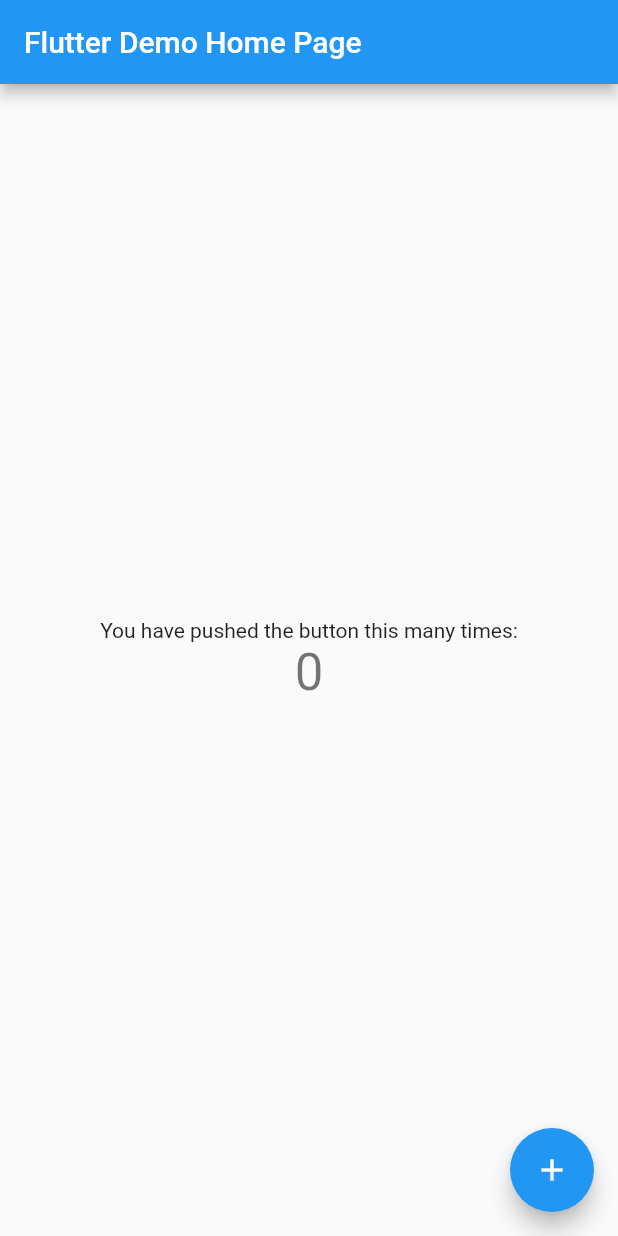
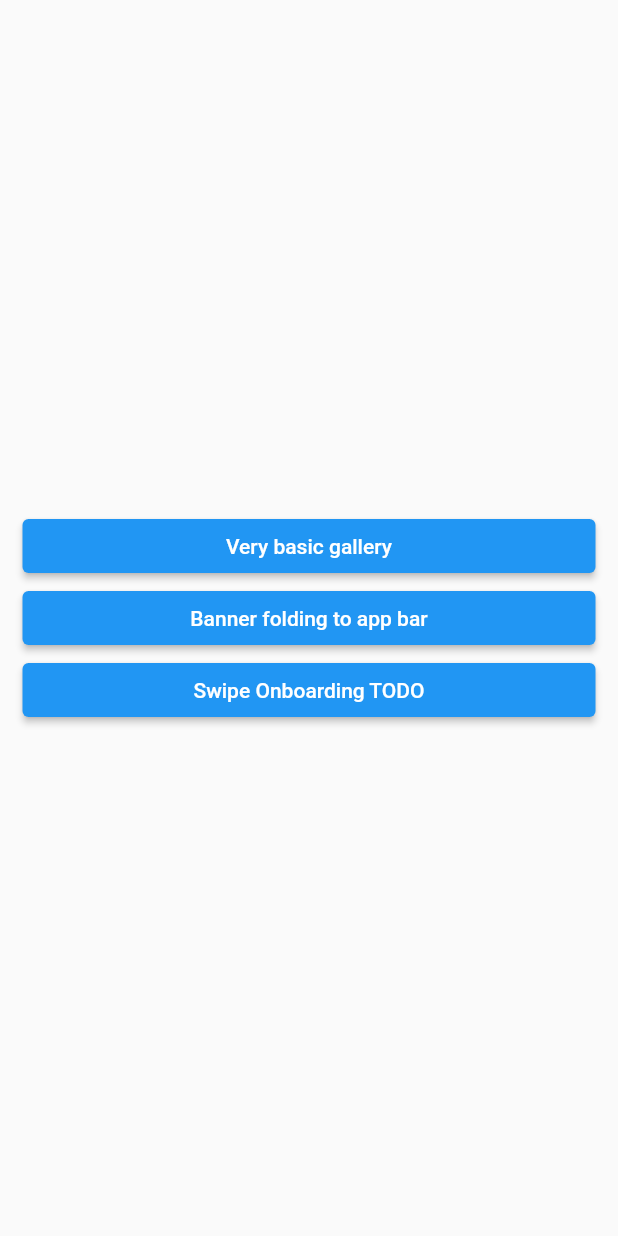
Before and after one commit to ryufitreet/animation_fun, a Flutter app: the screen it shows after launch, on a phone screen of 412 x 824 dp. Run offline on Flutter 3.47's test engine with Material 2 defaults, Android fonts, the phone set to English and light mode, and no system bars.

Commit message:
adding some pieces

```diff
--- a/lib/main.dart
+++ b/lib/main.dart
@@ -1,3 +1,4 @@
+import 'package:animation_fun/screens/home/home_screen.dart';
 import 'package:flutter/material.dart';
 
 void main() {
@@ -5,113 +6,15 @@ void main() {
 }
 
 class MyApp extends StatelessWidget {
-  // This widget is the root of your application.
   @override
   Widget build(BuildContext context) {
     return MaterialApp(
       title: 'Flutter Demo',
       theme: ThemeData(
-        // This is the theme of your application.
-        //
-        // Try running your application with "flutter run". You'll see the
-        // application has a blue toolbar. Then, without quitting the app, try
-        // changing the primarySwatch below to Colors.green and then invoke
-        // "hot reload" (press "r" in the console where you ran "flutter run",
-        // or simply save your changes to "hot reload" in a Flutter IDE).
-        // Notice that the counter didn't reset back to zero; the application
-        // is not restarted.
         primarySwatch: Colors.blue,
-        // This makes the visual density adapt to the platform that you run
-        // the app on. For desktop platforms, the controls will be smaller and
-        // closer together (more dense) than on mobile platforms.
         visualDensity: VisualDensity.adaptivePlatformDensity,
       ),
-      home: MyHomePage(title: 'Flutter Demo Home Page'),
+      home: HomeScreen(),
     );
   }
 }
-
-class MyHomePage extends StatefulWidget {
-  MyHomePage({Key key, this.title}) : super(key: key);
-
-  // This widget is the home page of your application. It is stateful, meaning
-  // that it has a State object (defined below) that contains fields that affect
-  // how it looks.
-
-  // This class is the configuration for the state. It holds the values (in this
-  // case the title) provided by the parent (in this case the App widget) and
-  // used by the build method of the State. Fields in a Widget subclass are
-  // always marked "final".
-
-  final String title;
-
-  @override
-  _MyHomePageState createState() => _MyHomePageState();
-}
-
-class _MyHomePageState extends State<MyHomePage> {
-  int _counter = 0;
-
-  void _incrementCounter() {
-    setState(() {
-      // This call to setState tells the Flutter framework that something has
-      // changed in this State, which causes it to rerun the build method below
-      // so that the display can reflect the updated values. If we changed
-      // _counter without calling setState(), then the build method would not be
-      // called again, and so nothing would appear to happen.
-      _counter++;
-    });
-  }
-
-  @override
-  Widget build(BuildContext context) {
-    // This method is rerun every time setState is called, for instance as done
-    // by the _incrementCounter method above.
-    //
-    // The Flutter framework has been optimized to make rerunning build methods
-    // fast, so that you can just rebuild anything that needs updating rather
-    // than having to individually change instances of widgets.
-    return Scaffold(
-      appBar: AppBar(
-        // Here we take the value from the MyHomePage object that was created by
-        // the App.build method, and use it to set our appbar title.
-        title: Text(widget.title),
-      ),
-      body: Center(
-        // Center is a layout widget. It takes a single child and positions it
-        // in the middle of the parent.
-        child: Column(
-          // Column is also a layout widget. It takes a list of children and
-          // arranges them vertically. By default, it sizes itself to fit its
-          // children horizontally, and tries to be as tall as its parent.
-          //
-          // Invoke "debug painting" (press "p" in the console, choose the
-          // "Toggle Debug Paint" action from the Flutter Inspector in Android
-          // Studio, or the "Toggle Debug Paint" command in Visual Studio Code)
-          // to see the wireframe for each widget.
-          //
-          // Column has various properties to control how it sizes itself and
-          // how it positions its children. Here we use mainAxisAlignment to
-          // center the children vertically; the main axis here is the vertical
-          // axis because Columns are vertical (the cross axis would be
-          // horizontal).
-          mainAxisAlignment: MainAxisAlignment.center,
-          children: <Widget>[
-            Text(
-              'You have pushed the button this many times:',
-            ),
-            Text(
-              '$_counter',
-              style: Theme.of(context).textTheme.headline4,
-            ),
-          ],
-        ),
-      ),
-      floatingActionButton: FloatingActionButton(
-        onPressed: _incrementCounter,
-        tooltip: 'Increment',
-        child: Icon(Icons.add),
-      ), // This trailing comma makes auto-formatting nicer for build methods.
-    );
-  }
-}
--- /dev/null
+++ b/lib/screens/examples/app_bar_with_banner/body.dart
@@ -0,0 +1,12 @@
+import 'package:flutter/material.dart';
+
+class Body extends StatelessWidget {
+  const Body({Key key}) : super(key: key);
+
+  @override
+  Widget build(BuildContext context) {
+    return Container(
+      child: Text('Ggg'),
+    );
+  }
+}
--- /dev/null
+++ b/lib/screens/examples/gallery/body.dart
@@ -0,0 +1,22 @@
+import 'package:flutter/material.dart';
+
+import 'components/gallery.dart';
+import 'components/gallery_item_network.dart';
+
+class Body extends StatelessWidget {
+
+  const Body({Key key})
+    : super(key: key);
+
+  @override
+  Widget build(BuildContext context) {
+    return Gallery(
+      children: [
+        GalleryItemNetwork(url: 'https://images.pexels.com/photos/2246476/pexels-photo-2246476.jpeg?auto=compress&cs=tinysrgb&dpr=2&w=500'),
+        GalleryItemNetwork(url: 'https://images.pexels.com/photos/1287145/pexels-photo-1287145.jpeg?auto=compress&cs=tinysrgb&dpr=1&w=500'),
+        GalleryItemNetwork(url: 'https://images.pexels.com/photos/1090972/pexels-photo-1090972.jpeg?auto=compress&cs=tinysrgb&dpr=2&w=500'),
+        GalleryItemNetwork(url: 'https://images.pexels.com/photos/2179483/pexels-photo-2179483.jpeg?auto=compress&cs=tinysrgb&dpr=2&w=500'),
+      ],
+    );
+  }
+}
--- /dev/null
+++ b/lib/screens/examples/swipe_onboarding/components/title.dart
@@ -0,0 +1,16 @@
+import 'package:flutter/material.dart';
+
+class Title extends StatelessWidget {
+  const Title({Key key}) : super(key: key);
+
+  @override
+  Widget build(BuildContext context) {
+    return Container(
+      child: Text(
+        'Посмотрите все шаги',
+        style: Theme.of(context).textTheme.headline4,
+        textAlign: TextAlign.center,
+      ),
+    );
+  }
+}
--- /dev/null
+++ b/lib/screens/home/components/body.dart
@@ -0,0 +1,50 @@
+import 'package:animation_fun/screens/examples/app_bar_with_banner/app_bar_with_banner_screen.dart';
+import 'package:animation_fun/screens/examples/gallery/gallery_screen.dart';
+import 'package:animation_fun/screens/examples/swipe_onboarding/swipe_onboarding_screen.dart';
+import 'package:flutter/material.dart';
+
+class Body extends StatelessWidget {
+  const Body({Key key}) : super(key: key);
+
+  @override
+  Widget build(BuildContext context) {
+    return Container(
+      padding: EdgeInsets.all(15),
+      child: Column(
+        crossAxisAlignment: CrossAxisAlignment.stretch,
+        mainAxisAlignment: MainAxisAlignment.center,
+        children: _getExamplesButtons(context),
+      ),
+    );
+  }
+
+  List<Widget> _getExamplesButtons(BuildContext context) {
+    return [
+      ElevatedButton(
+        child: Text('Very basic gallery'),
+        onPressed: () => Navigator.of(context).push(
+          MaterialPageRoute(
+            builder: (c) => GalleryScreen()
+          )
+        ),
+      ),
+      ElevatedButton(
+        child: Text('Banner folding to app bar'),
+        onPressed: () => Navigator.of(context).push(
+          MaterialPageRoute(
+            builder: (c) => AppBarWithBannerScreen()
+          )
+        ),
+      ),
+      ElevatedButton(
+        child: Text('Swipe Onboarding TODO'),
+        onPressed: () => Navigator.of(context).push(
+          MaterialPageRoute(
+            builder: (c) => SwipeOnboardingScreen()
+          )
+        ),
+      ),
+    ];
+  }
+
+}
--- /dev/null
+++ b/lib/screens/home/home_screen.dart
@@ -0,0 +1,13 @@
+import 'package:flutter/material.dart';
+import 'components/body.dart';
+
+class HomeScreen extends StatelessWidget {
+  const HomeScreen({Key key}) : super(key: key);
+
+  @override
+  Widget build(BuildContext context) {
+    return Scaffold(
+      body: Body(),
+    );
+  }
+}
```
Also changed, not shown: lib/screens/examples/app_bar_with_banner/app_bar_with_banner_screen.dart (added, +14 -0 lines), lib/screens/examples/gallery/components/gallery.dart (added, +137 -0 lines), lib/screens/examples/gallery/components/gallery_item_network.dart (added, +28 -0 lines), lib/screens/examples/gallery/gallery_screen.dart (added, +17 -0 lines), lib/screens/examples/swipe_onboarding/components/body.dart (added, +26 -0 lines), lib/screens/examples/swipe_onboarding/components/slideshow/progress_bar.dart (added, +12 -0 lines), lib/screens/examples/swipe_onboarding/components/slideshow/slides.dart (added, +49 -0 lines), lib/screens/examples/swipe_onboarding/components/slideshow/slideshow.dart (added, +28 -0 lines), lib/screens/examples/swipe_onboarding/components/slideshow/store/slide_show_model.dart (added, +16 -0 lines), lib/screens/examples/swipe_onboarding/components/subtitle.dart (added, +16 -0 lines), lib/screens/examples/swipe_onboarding/swipe_onboarding_screen.dart (added, +14 -0 lines), pubspec.yaml (+1 -55 lines), lib/data_models/example_page.dart (added), pubspec.lock, 1 other file.
